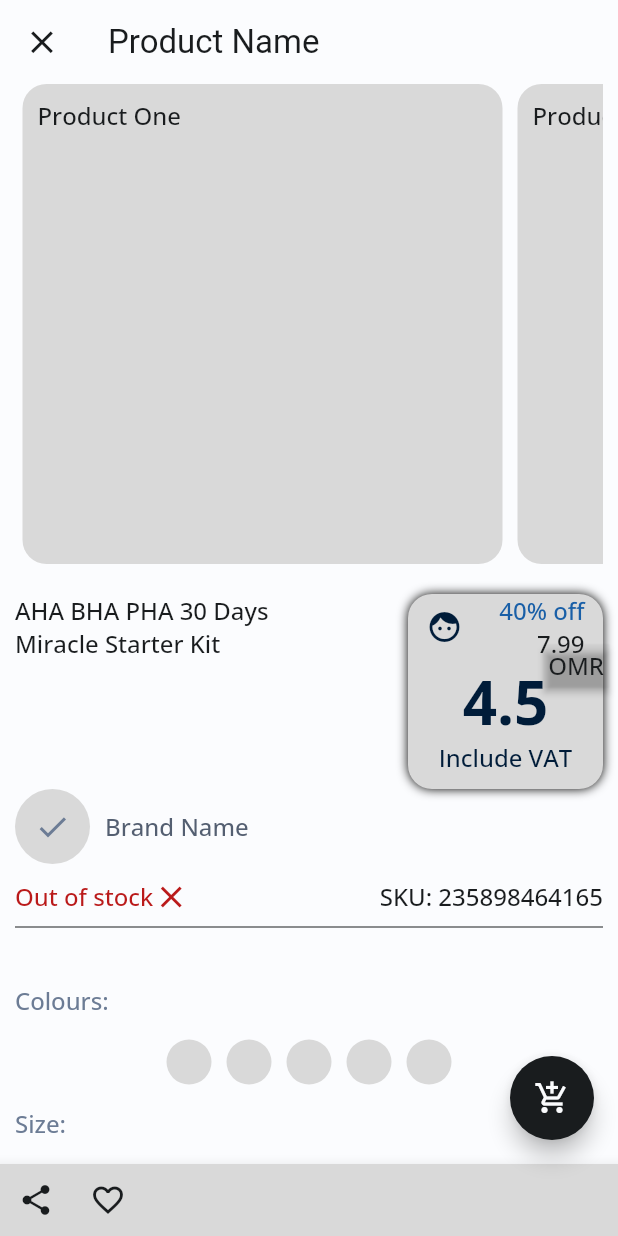
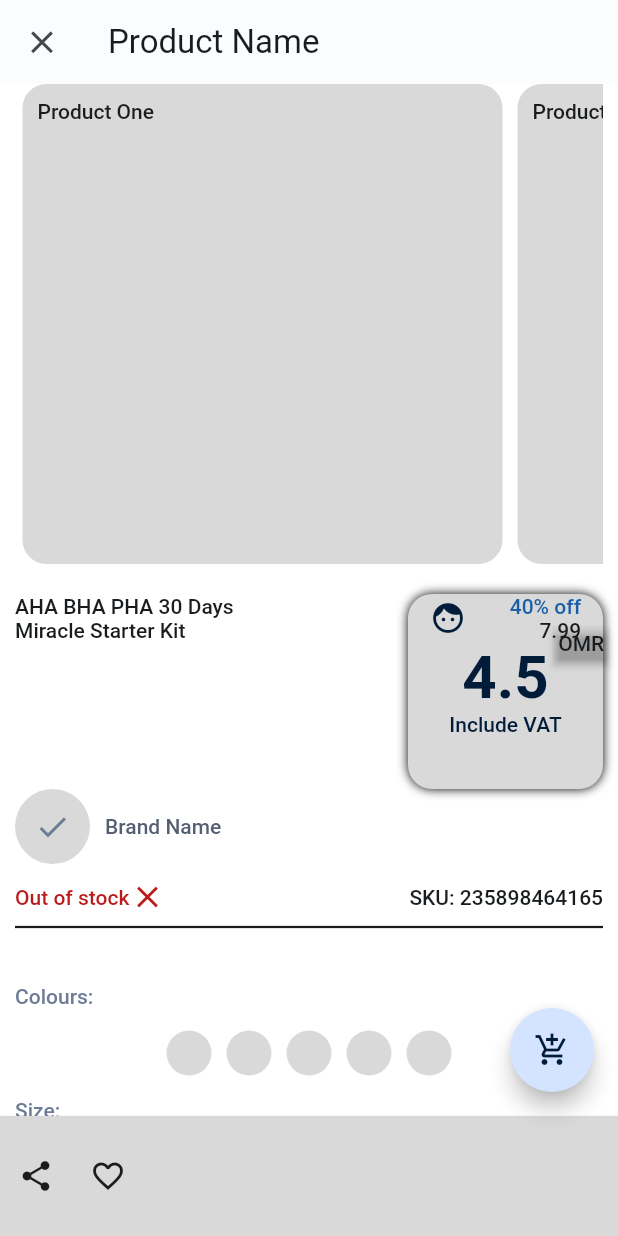
Before and after one commit to mattias-nkonjo/Product-Screen, a Flutter app: the screen it shows after launch, on a phone screen of 412 x 824 dp. Run offline on Flutter 3.47's test engine with Material 2 defaults, Android fonts, the light colour scheme and no system bars; drawn by our look-alikes of badges; our stand-ins replace google_fonts.

Commit message:
Fix: Theme Updated

```diff
--- a/lib/src/theme/theme.dart
+++ b/lib/src/theme/theme.dart
@@ -8,7 +8,7 @@
     appBarTheme: const AppBarTheme(
       backgroundColor: ColorPalette.whiteColor,
       iconTheme: IconThemeData(
-        color: ColorPalette.blackColor,
+        color: Color(0xFF43474E),
         size: 25,
       ),
       titleTextStyle: TextStyle(
@@ -17,97 +17,225 @@
       ),
       elevation: 0.0,
     ),
-    scaffoldBackgroundColor: ColorPalette.whiteColor,
+    cardTheme: const CardTheme(
+      color: Color(0XFFFBFCFE),
+      elevation: 2.0,
+      shape: RoundedRectangleBorder(
+        borderRadius: BorderRadius.all(
+          Radius.circular(10),
+        ),
+      ),
+    ),
+    scaffoldBackgroundColor: const Color(0xFFFFFFFF),
     iconTheme: const IconThemeData(
-      color: ColorPalette.blackColor,
+      color: Color(0XFF001C39),
+    ),
+    dividerTheme: const DividerThemeData(
+      color: Color(0xFFC3C6CF),
+      thickness: 1.5,
+    ),
+    textButtonTheme: TextButtonThemeData(
+      style: TextButton.styleFrom(
+        iconColor: const Color(0xFF195FA7),
+        foregroundColor: const Color(0xFF195FA7),
+      ),
+    ),
+    chipTheme: const ChipThemeData(
+      backgroundColor: Color(0xFFFBFCFE),
+      elevation: 0.0,
+      side: BorderSide(
+        color: Color(0xFFC3C6CF),
+      ),
+      shape: RoundedRectangleBorder(
+        borderRadius: BorderRadius.all(
+          Radius.circular(10),
+        ),
+      ),
+      labelStyle: TextStyle(
+        color: Color(0xFF43474E),
+      ),
+      checkmarkColor: Color(0xFF001C39),
+      selectedColor: Color(0xFFD4E3FF),
+      secondarySelectedColor: Color(0xFF001C39),
+      disabledColor: Color(0xFFFBFCFE),
+      showCheckmark: true,
     ),
     floatingActionButtonTheme: const FloatingActionButtonThemeData(
-      foregroundColor: ColorPalette.whiteColor,
-      backgroundColor: ColorPalette.blackColor,
+      foregroundColor: Color(0xFF001C39),
+      backgroundColor: Color(0xFFD4E3FF),
+    ),
+    bottomAppBarTheme: const BottomAppBarTheme(
+      color: Color(0xFFFBFCFE),
+      height: 80,
+      surfaceTintColor: Color(0xFF43474E),
+      elevation: 1.0,
     ),
     textTheme: lightTextTheme,
   );
 
   static ThemeData darkTheme = ThemeData(
+    scaffoldBackgroundColor: const Color(0xFF191C1E),
     brightness: Brightness.dark,
     appBarTheme: const AppBarTheme(
-      foregroundColor: ColorPalette.whiteColor,
-      backgroundColor: ColorPalette.blackColor,
+      foregroundColor: Color(0xFFC3C6CF),
+      backgroundColor: Color(0xFF191C1E),
+      elevation: 0.0,
+    ),
+    dividerTheme: const DividerThemeData(
+      color: Color(0xFF43474E),
+      thickness: 1.5,
     ),
     floatingActionButtonTheme: const FloatingActionButtonThemeData(
-      foregroundColor: ColorPalette.whiteColor,
-      backgroundColor: ColorPalette.nBlueColor,
+      foregroundColor: Color(0xFFD4E3FF),
+      backgroundColor: Color(0xFF004883),
+    ),
+    bottomAppBarTheme: const BottomAppBarTheme(
+      color: Color(0xFF242A30),
+      height: 80,
+      elevation: 0.0,
+      surfaceTintColor: Color(0xFFC3C6CF),
     ),
     iconTheme: const IconThemeData(
-      color: ColorPalette.whiteColor,
-      size: 25,
+      color: Color(0XFFD4E3FF),
+    ),
+    cardTheme: const CardTheme(
+      color: Color.fromARGB(255, 50, 55, 58),
+      elevation: 2.0,
+      shape: RoundedRectangleBorder(
+        borderRadius: BorderRadius.all(
+          Radius.circular(10),
+        ),
+      ),
+    ),
+    textButtonTheme: TextButtonThemeData(
+      style: TextButton.styleFrom(
+        iconColor: const Color(0xFFA4C8FF),
+        foregroundColor: const Color(0xFFA4C8FF),
+      ),
+    ),
+    chipTheme: const ChipThemeData(
+      backgroundColor: Color(0xFF1E1E1E),
+      elevation: 0.0,
+      side: BorderSide(
+        color: Color(0xFFD4E3FF),
+      ),
+      shape: RoundedRectangleBorder(
+        borderRadius: BorderRadius.all(
+          Radius.circular(10),
+        ),
+      ),
+      labelStyle: TextStyle(
+        color: Color(0xFFD4E3FF),
+      ),
+      selectedColor: Color(0xFF004883),
+      showCheckmark: true,
     ),
     textTheme: darkTextTheme,
   );
 
   static TextTheme lightTextTheme = TextTheme(
-    bodyLarge: GoogleFonts.openSans(
-      fontSize: 18.0,
+    bodyLarge: GoogleFonts.roboto(
+      fontSize: 16.0,
       fontWeight: FontWeight.w700,
       color: ColorPalette.blackColor,
     ),
-    bodyMedium: GoogleFonts.openSans(
-      fontSize: 16.0,
-      fontWeight: FontWeight.w500,
-      color: ColorPalette.blackColor,
-    ),
-    bodySmall: GoogleFonts.openSans(
+    bodyMedium: GoogleFonts.roboto(
       fontSize: 14.0,
       fontWeight: FontWeight.w500,
       color: ColorPalette.blackColor,
     ),
-    headlineLarge: GoogleFonts.openSans(
+    bodySmall: GoogleFonts.roboto(
+      fontSize: 12.0,
+      fontWeight: FontWeight.w500,
+      color: ColorPalette.blackColor,
+    ),
+    labelLarge: GoogleFonts.roboto(
+      fontSize: 14.0,
+      fontWeight: FontWeight.w500,
+      color: const Color(0xFF6C7C95),
+    ),
+    labelMedium: GoogleFonts.roboto(
+      fontSize: 12.0,
+      fontWeight: FontWeight.w500,
+      color: const Color(0xFF6C7C95),
+    ),
+    labelSmall: GoogleFonts.roboto(
+      fontSize: 11.0,
+      fontWeight: FontWeight.w500,
+      color: const Color(0xFF6C7C95),
+    ),
+    headlineLarge: GoogleFonts.roboto(
       fontSize: 32.0,
       fontWeight: FontWeight.bold,
       color: ColorPalette.blackColor,
     ),
-    headlineMedium: GoogleFonts.openSans(
-      fontSize: 23.0,
+    headlineMedium: GoogleFonts.roboto(
+      fontSize: 28.0,
       fontWeight: FontWeight.w600,
       color: ColorPalette.blackColor,
     ),
-    headlineSmall: GoogleFonts.openSans(
-      fontSize: 16.0,
+    headlineSmall: GoogleFonts.roboto(
+      fontSize: 24.0,
       fontWeight: FontWeight.w600,
       color: ColorPalette.blackColor,
+    ),
+    titleMedium: GoogleFonts.roboto(
+      fontSize: 18.0,
+      fontWeight: FontWeight.w600,
+      color: const Color(0xFF6C7C95),
     ),
   );
 
   static TextTheme darkTextTheme = TextTheme(
-    bodyLarge: GoogleFonts.openSans(
+    bodyLarge: GoogleFonts.roboto(
       fontSize: 16.0,
       fontWeight: FontWeight.w700,
       color: ColorPalette.whiteColor,
     ),
-    bodyMedium: GoogleFonts.openSans(
+    bodyMedium: GoogleFonts.roboto(
       fontSize: 14.0,
       fontWeight: FontWeight.w500,
       color: ColorPalette.whiteColor,
     ),
-    bodySmall: GoogleFonts.openSans(
+    bodySmall: GoogleFonts.roboto(
       fontSize: 12.0,
       fontWeight: FontWeight.w500,
       color: ColorPalette.whiteColor,
     ),
-    headlineLarge: GoogleFonts.openSans(
+    labelLarge: GoogleFonts.roboto(
+      fontSize: 14.0,
+      fontWeight: FontWeight.w500,
+      color: const Color(0xFFA4C9FF),
+    ),
+    labelMedium: GoogleFonts.roboto(
+      fontSize: 12.0,
+      fontWeight: FontWeight.w500,
+      color: const Color(0xFFA4C9FF),
+    ),
+    labelSmall: GoogleFonts.roboto(
+      fontSize: 11.0,
+      fontWeight: FontWeight.w500,
+      color: const Color(0xFFA4C9FF),
+    ),
+    headlineLarge: GoogleFonts.roboto(
       fontSize: 32.0,
       fontWeight: FontWeight.bold,
       color: ColorPalette.whiteColor,
     ),
-    headlineMedium: GoogleFonts.openSans(
-      fontSize: 25.0,
-      fontWeight: FontWeight.w700,
-      color: ColorPalette.whiteColor,
-    ),
-    headlineSmall: GoogleFonts.openSans(
-      fontSize: 16.0,
+    headlineMedium: GoogleFonts.roboto(
+      fontSize: 28.0,
       fontWeight: FontWeight.w600,
       color: ColorPalette.whiteColor,
     ),
+    headlineSmall: GoogleFonts.roboto(
+      fontSize: 24.0,
+      fontWeight: FontWeight.w600,
+      color: ColorPalette.whiteColor,
+    ),
+    titleMedium: GoogleFonts.roboto(
+      fontSize: 18.0,
+      fontWeight: FontWeight.w600,
+      color: const Color(0xFFA4C9FF),
+    ),
   );
 }
```
